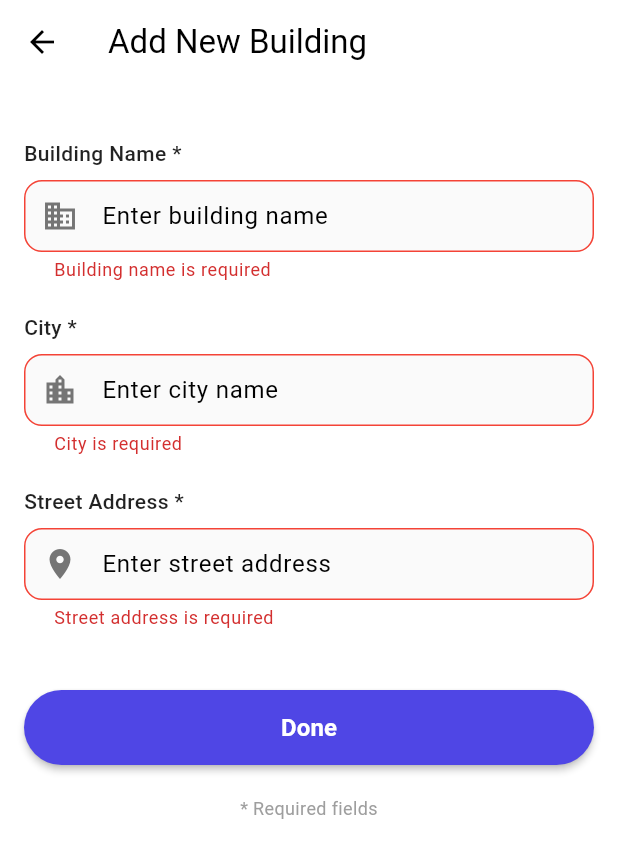
After one commit to NoamKont/INDIGO_ui, a Flutter app: the AddNewBuildingScreen screen opened directly, after a tap on "Done", on a phone screen of 412 x 824 dp. The commit adds this screen. Shown: the top 858 px of the screen. Run offline on Flutter 3.47's test engine with Material 3 defaults, Android fonts, the light colour scheme and no system bars; our stand-ins replace file_picker, flutter_cache_manager, flutter_svg, geolocator, google_maps_flutter, photo_view; project files that could hold a hidden picture were left out.

Commit message:
adding add building screen and service

```diff
--- /dev/null
+++ b/lib/comstans.dart
@@ -0,0 +1,25 @@
+class Constants {
+  // Global constants
+  static const String lineSeparator = '\n'; // Dart does not use System.getProperty
+
+  static const int refreshRate = 500;
+
+  // Server resources locations
+  static const String baseDomain = "172.20.10.14";
+  static const String port = "8574";
+
+  static const String baseUrl = "http://$baseDomain:$port";
+  static const String contextPath = "/IndiGo";
+  static const String fullServerPath = "$baseUrl$contextPath";
+
+  // API Endpoints
+  static const String newBuilding = "$fullServerPath/building/add";
+
+  static const String getAllBuildingsNames = "$fullServerPath/buildings/names/get";
+  static const String getBuildingData = "$fullServerPath/building/data/get";
+
+  static const String getBuildingSvg = "$fullServerPath/building/svg/get";
+  static const String getBuildingRouteSvg = "$fullServerPath/building/svg/route/get";
+
+  static const String updateDoorsName = "$fullServerPath/building/doors/update";
+}
--- /dev/null
+++ b/lib/screens/add_new_building.dart
@@ -0,0 +1,240 @@
+import 'package:flutter/material.dart';
+import '../services/admin/new_building_service.dart';
+
+class AddNewBuildingScreen extends StatefulWidget {
+  const AddNewBuildingScreen({super.key});
+
+  @override
+  State<AddNewBuildingScreen> createState() => _AddNewBuildingScreenState();
+}
+
+class _AddNewBuildingScreenState extends State<AddNewBuildingScreen> {
+  final _formKey = GlobalKey<FormState>();
+  final _buildingNameController = TextEditingController();
+  final _cityController = TextEditingController();
+  final _streetController = TextEditingController();
+  final BuildingService _buildingService = BuildingService();
+
+  bool _isLoading = false;
+
+  @override
+  void dispose() {
+    _buildingNameController.dispose();
+    _cityController.dispose();
+    _streetController.dispose();
+    super.dispose();
+  }
+
+  String get _fullAddress => '${_streetController.text.trim()}, ${_cityController.text.trim()}';
+
+  bool get _isFormValid {
+    return _buildingNameController.text.trim().isNotEmpty &&
+        _cityController.text.trim().isNotEmpty &&
+        _streetController.text.trim().isNotEmpty;
+  }
+
+  Future<void> _createBuilding() async {
+    if (!_formKey.currentState!.validate()) return;
+
+    setState(() => _isLoading = true);
+
+    try {
+      final building = await _buildingService.createBuilding(
+        name: _buildingNameController.text.trim(),
+        address: _fullAddress,
+      );
+
+      if (mounted) {
+        // Return the created building to the previous screen
+        Navigator.pop(context, building);
+
+        ScaffoldMessenger.of(context).showSnackBar(
+          SnackBar(
+            content: Text('Building "${building.name}" created successfully!'),
+            backgroundColor: Colors.green,
+          ),
+        );
+      }
+    } catch (e) {
+      if (mounted) {
+        ScaffoldMessenger.of(context).showSnackBar(
+          SnackBar(
+            content: Text('Failed to create building: ${e.toString()}'),
+            backgroundColor: Colors.red,
+          ),
+        );
+      }
+    } finally {
+      if (mounted) {
+        setState(() => _isLoading = false);
+      }
+    }
+  }
+
+  @override
+  Widget build(BuildContext context) {
+    return Scaffold(
+      appBar: AppBar(
+        title: const Text('Add New Building'),
+        backgroundColor: Colors.white,
+        foregroundColor: Colors.black,
+        elevation: 0,
+        leading: IconButton(
+          icon: const Icon(Icons.arrow_back),
+          onPressed: () => Navigator.pop(context),
+        ),
+      ),
+      body: SingleChildScrollView(
+        padding: const EdgeInsets.all(16.0),
+        child: Form(
+          key: _formKey,
+          child: Column(
+            crossAxisAlignment: CrossAxisAlignment.stretch,
+            children: [
+              const SizedBox(height: 20),
+
+              // Building Name Field
+              _buildInputField(
+                controller: _buildingNameController,
+                label: 'Building Name *',
+                hint: 'Enter building name',
+                icon: Icons.business,
+                validator: (value) {
+                  if (value?.trim().isEmpty ?? true) {
+                    return 'Building name is required';
+                  }
+                  return null;
+                },
+              ),
+
+              const SizedBox(height: 20),
+
+              // City Field
+              _buildInputField(
+                controller: _cityController,
+                label: 'City *',
+                hint: 'Enter city name',
+                icon: Icons.location_city,
+                validator: (value) {
+                  if (value?.trim().isEmpty ?? true) {
+                    return 'City is required';
+                  }
+                  return null;
+                },
+              ),
+
+              const SizedBox(height: 20),
+
+              // Street Field
+              _buildInputField(
+                controller: _streetController,
+                label: 'Street Address *',
+                hint: 'Enter street address',
+                icon: Icons.place,
+                validator: (value) {
+                  if (value?.trim().isEmpty ?? true) {
+                    return 'Street address is required';
+                  }
+                  return null;
+                },
+              ),
+
+              const SizedBox(height: 40),
+
+              // Done Button
+              SizedBox(
+                height: 50,
+                child: ElevatedButton(
+                  onPressed: _isLoading ? null : _createBuilding,
+                  style: ElevatedButton.styleFrom(
+                    backgroundColor: const Color(0xFF4F46E5),
+                    foregroundColor: Colors.white,
+                    shape: RoundedRectangleBorder(
+                      borderRadius: BorderRadius.circular(25),
+                    ),
+                    elevation: 2,
+                  ),
+                  child: _isLoading
+                      ? const SizedBox(
+                    height: 20,
+                    width: 20,
+                    child: CircularProgressIndicator(
+                      strokeWidth: 2,
+                      valueColor: AlwaysStoppedAnimation<Color>(Colors.white),
+                    ),
+                  )
+                      : const Text(
+                    'Done',
+                    style: TextStyle(
+                      fontSize: 16,
+                      fontWeight: FontWeight.w600,
+                    ),
+                  ),
+                ),
+              ),
+
+              const SizedBox(height: 20),
+
+              // Required fields note
+              const Text(
+                '* Required fields',
+                style: TextStyle(
+                  color: Colors.grey,
+                  fontSize: 12,
+                ),
+                textAlign: TextAlign.center,
+              ),
+            ],
+          ),
+        ),
+      ),
+    );
+  }
+
+  Widget _buildInputField({
+    required TextEditingController controller,
+    required String label,
+    required String hint,
+    required IconData icon,
+    String? Function(String?)? validator,
+  }) {
+    return Column(
+      crossAxisAlignment: CrossAxisAlignment.start,
+      children: [
+        Text(
+          label,
+          style: const TextStyle(
+            fontSize: 14,
+            fontWeight: FontWeight.w500,
+            color: Colors.black87,
+          ),
+        ),
+        const SizedBox(height: 8),
+        TextFormField(
+          controller: controller,
+          validator: validator,
+          onChanged: (_) => setState(() {}), // Update button state
+          decoration: InputDecoration(
+            hintText: hint,
+            prefixIcon: Icon(icon, color: Colors.grey.shade600),
+            border: OutlineInputBorder(
+              borderRadius: BorderRadius.circular(12),
+              borderSide: BorderSide(color: Colors.grey.shade300),
+            ),
+            focusedBorder: OutlineInputBorder(
+              borderRadius: BorderRadius.circular(12),
+              borderSide: const BorderSide(color: Color(0xFF4F46E5), width: 2),
+            ),
+            errorBorder: OutlineInputBorder(
+              borderRadius: BorderRadius.circular(12),
+              borderSide: const BorderSide(color: Colors.red),
+            ),
+            filled: true,
+            fillColor: Colors.grey.shade50,
+            contentPadding: const EdgeInsets.symmetric(horizontal: 16, vertical: 12),
+          ),
+        ),
+      ],
+    );
+  }
+}
--- a/lib/screens/admin/admin_building_card.dart
+++ b/lib/screens/admin/admin_building_card.dart
@@ -1,8 +1,10 @@
 import 'package:flutter/material.dart';
 import 'package:flutter_svg/svg.dart';
+import 'package:indigo_test/screens/admin/yaml_form_screen.dart';
 import '../../models/Building.dart';
 import 'package:indigo_test/screens/user/navigate_screen.dart';
 
+import '../../services/admin/new_building_service.dart';
 import '../../widgets/admin_floor_view.dart';
 
 class AdminBuildingCard extends StatelessWidget {
@@ -62,17 +64,19 @@ class AdminBuildingCard extends StatelessWidget {
           style: const TextStyle(fontWeight: FontWeight.bold),
         ),
         subtitle: Text(building.address),
-        trailing: _MoreOptionsMenu(),
+        trailing: _MoreOptionsMenu(building: building,),
       ),
     );
   }
 }
 
 class _MoreOptionsMenu extends StatelessWidget {
+  final Building building;
 
   const _MoreOptionsMenu({
-    Key? key
-  }) : super(key: key);
+    super.key,
+    required this.building,
+  });
 
   @override
   Widget build(BuildContext context) {
@@ -80,6 +84,10 @@ class _MoreOptionsMenu extends StatelessWidget {
       tooltip: 'More options',
       onSelected: (value) => _handleSelection(context, value),
       itemBuilder: (BuildContext context) => [
+        const PopupMenuItem(
+          value: 'add',
+          child: _MenuItemWithIcon(icon: Icons.add, text: 'Add Floor'),
+        ),
         const PopupMenuItem(
           value: 'edit',
           child: _MenuItemWithIcon(icon: Icons.edit, text: 'Edit Floors'),
@@ -92,7 +100,7 @@ class _MoreOptionsMenu extends StatelessWidget {
     );
   }
 
-  void _handleSelection(BuildContext context, String value) {
+  Future<void> _handleSelection(BuildContext context, String value) async {
     switch (value) {
       case 'edit':
         ScaffoldMessenger.of(context).showSnackBar(
@@ -103,6 +111,26 @@ class _MoreOptionsMenu extends StatelessWidget {
         ScaffoldMessenger.of(context).showSnackBar(
           const SnackBar(content: Text('Delete pressed')),
         );
+        break;
+      case 'add':
+        final file = await BuildingService().pickDwgFile();
+        if (file != null) {
+          final yaml = await Navigator.push(
+            context,
+            MaterialPageRoute(
+              builder: (_) => YamlDetailsForm(dwgFile: file.name),
+            ),
+          );
+          if (yaml != null) {
+            print('YAML returned:');
+            print(yaml);
+            // TODO: Send YAML and DWG to server
+          }
+        } else {
+          ScaffoldMessenger.of(context).showSnackBar(
+            const SnackBar(content: Text('No file selected')),
+          );
+        }
         break;
     }
   }
--- a/lib/services/admin/new_building_service.dart
+++ b/lib/services/admin/new_building_service.dart
@@ -1,6 +1,23 @@
 import 'package:file_picker/file_picker.dart';
+import 'dart:convert';
+import 'package:http/http.dart' as http;
+import '../../models/Building.dart';
 
-class NewBuildingService {
+// }
+// class NewBuildingService {
+//
+//   Future<PlatformFile?> pickDwgFile() async {
+//     final result = await FilePicker.platform.pickFiles(
+//     );
+//     if (result != null && result.files.isNotEmpty) {
+//       return result.files.first;
+//     }
+//     return null;
+//   }
+
+
+
+class BuildingService {
 
   Future<PlatformFile?> pickDwgFile() async {
     final result = await FilePicker.platform.pickFiles(
@@ -11,5 +28,185 @@ class NewBuildingService {
     return null;
   }
 
+  // Replace with your actual API base URL
+  static const String _baseUrl = 'https://your-api-endpoint.com/api';
 
+  // HTTP client instance
+  final http.Client _client = http.Client();
+
+  // Headers for API requests
+  Map<String, String> get _headers => {
+    'Content-Type': 'application/json',
+    'Accept': 'application/json',
+    // Add authentication headers if needed
+    // 'Authorization': 'Bearer $token',
+  };
+
+  /// Creates a new building
+  ///
+  /// Sends a POST request to create a building with the provided name and address
+  /// Returns the created Building object with the assigned buildingId
+  Future<Building> createBuilding({
+    required String name,
+    required String address,
+  }) async {
+    try {
+      final url = Uri.parse('$_baseUrl/buildings');
+
+      final requestBody = {
+        'name': name,
+        'address': address,
+      };
+
+      final response = await _client.post(
+        url,
+        headers: _headers,
+        body: json.encode(requestBody),
+      );
+
+      if (response.statusCode == 200 || response.statusCode == 201) {
+        final responseData = json.decode(response.body);
+
+        // Assuming the API returns the building data in this format:
+        // {
+        //   "id": 123,
+        //   "name": "Building Name",
+        //   "address": "Street, City"
+        // }
+
+        return Building(
+          buildingId: responseData['id'] ?? responseData['buildingId'],
+          name: responseData['name'],
+          address: responseData['address'],
+        );
+      } else {
+        throw BuildingServiceException(
+          'Failed to create building: ${response.statusCode} - ${response.reasonPhrase}',
+        );
+      }
+    } on http.ClientException catch (e) {
+      throw BuildingServiceException('Network error: ${e.message}');
+    } on FormatException catch (e) {
+      throw BuildingServiceException('Invalid response format: ${e.message}');
+    } catch (e) {
+      throw BuildingServiceException('Unexpected error: ${e.toString()}');
+    }
+  }
+
+  /// Fetches all buildings
+  ///
+  /// Returns a list of all buildings from the server
+  Future<List<Building>> getAllBuildings() async {
+    try {
+      final url = Uri.parse('$_baseUrl/buildings');
+
+      final response = await _client.get(
+        url,
+        headers: _headers,
+      );
+
+      if (response.statusCode == 200) {
+        final List<dynamic> responseData = json.decode(response.body);
+
+        return responseData.map((buildingJson) => Building(
+          buildingId: buildingJson['id'] ?? buildingJson['buildingId'],
+          name: buildingJson['name'],
+          address: buildingJson['address'],
+        )).toList();
+      } else {
+        throw BuildingServiceException(
+          'Failed to fetch buildings: ${response.statusCode} - ${response.reasonPhrase}',
+        );
+      }
+    } on http.ClientException catch (e) {
+      throw BuildingServiceException('Network error: ${e.message}');
+    } on FormatException catch (e) {
+      throw BuildingServiceException('Invalid response format: ${e.message}');
+    } catch (e) {
+      throw BuildingServiceException('Unexpected error: ${e.toString()}');
+    }
+  }
+
+  /// Updates an existing building
+  ///
+  /// Sends a PUT request to update building information
+  Future<Building> updateBuilding({
+    required int buildingId,
+    required String name,
+    required String address,
+  }) async {
+    try {
+      final url = Uri.parse('$_baseUrl/buildings/$buildingId');
+
+      final requestBody = {
+        'name': name,
+        'address': address,
+      };
+
+      final response = await _client.put(
+        url,
+        headers: _headers,
+        body: json.encode(requestBody),
+      );
+
+      if (response.statusCode == 200) {
+        final responseData = json.decode(response.body);
+
+        return Building(
+          buildingId: responseData['id'] ?? responseData['buildingId'],
+          name: responseData['name'],
+          address: responseData['address'],
+        );
+      } else {
+        throw BuildingServiceException(
+          'Failed to update building: ${response.statusCode} - ${response.reasonPhrase}',
+        );
+      }
+    } on http.ClientException catch (e) {
+      throw BuildingServiceException('Network error: ${e.message}');
+    } on FormatException catch (e) {
+      throw BuildingServiceException('Invalid response format: ${e.message}');
+    } catch (e) {
+      throw BuildingServiceException('Unexpected error: ${e.toString()}');
+    }
+  }
+
+  /// Deletes a building
+  ///
+  /// Sends a DELETE request to remove a building
+  Future<void> deleteBuilding(int buildingId) async {
+    try {
+      final url = Uri.parse('$_baseUrl/buildings/$buildingId');
+
+      final response = await _client.delete(
+        url,
+        headers: _headers,
+      );
+
+      if (response.statusCode != 200 && response.statusCode != 204) {
+        throw BuildingServiceException(
+          'Failed to delete building: ${response.statusCode} - ${response.reasonPhrase}',
+        );
+      }
+    } on http.ClientException catch (e) {
+      throw BuildingServiceException('Network error: ${e.message}');
+    } catch (e) {
+      throw BuildingServiceException('Unexpected error: ${e.toString()}');
+    }
+  }
+
+  /// Disposes the HTTP client
+  void dispose() {
+    _client.close();
+  }
 }
+
+/// Custom exception class for BuildingService errors
+class BuildingServiceException implements Exception {
+  final String message;
+
+  const BuildingServiceException(this.message);
+
+  @override
+  String toString() => 'BuildingServiceException: $message';
+}
```
Also changed, not shown: lib/screens/admin/manage_building_screen.dart (+30 -17 lines), lib/screens/admin/yaml_form_screen.dart (+20 -7 lines).
